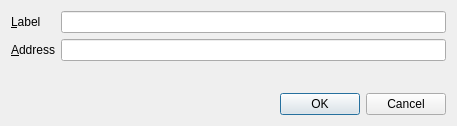
The window that src/qt/forms/editaddressdialog.ui (navcoin/navcoin-core) describes before a commit, drawn with Qt 5.
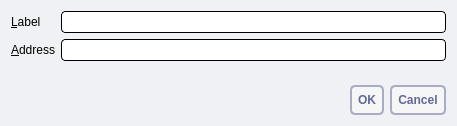
The same window after the commit. Custom widgets are drawn as their Qt base class.

Diff of the .ui file:
```diff
--- a/src/qt/forms/editaddressdialog.ui
+++ b/src/qt/forms/editaddressdialog.ui
@@ -13,6 +13,9 @@
   <property name="windowTitle">
    <string>Edit Address</string>
   </property>
+  <property name="styleSheet">
+   <string notr="true">background: #eff1f4; border: 0</string>
+  </property>
   <layout class="QVBoxLayout" name="verticalLayout">
    <item>
     <layout class="QFormLayout" name="formLayout">
@@ -34,6 +37,9 @@
        <property name="toolTip">
         <string>The label associated with this address list entry</string>
        </property>
+       <property name="styleSheet">
+        <string notr="true">background: #fff; border-radius: 4px; border: 1px solid #000; padding:2px</string>
+       </property>
       </widget>
      </item>
      <item row="1" column="0">
@@ -51,12 +57,18 @@
        <property name="toolTip">
         <string>The address associated with this address list entry. This can only be modified for sending addresses.</string>
        </property>
+       <property name="styleSheet">
+        <string notr="true">background: #fff; border-radius: 4px; border: 1px solid #000; padding:2px</string>
+       </property>
       </widget>
      </item>
     </layout>
    </item>
    <item>
     <widget class="QDialogButtonBox" name="buttonBox">
+     <property name="styleSheet">
+      <string notr="true"> background: #f6f6f6; border: 2px solid #a9adc4; border-radius: 5px; padding: 6px; text-transform: uppercase; color: #616998; font-weight: bold</string>
+     </property>
      <property name="orientation">
       <enum>Qt::Horizontal</enum>
      </property>
```
